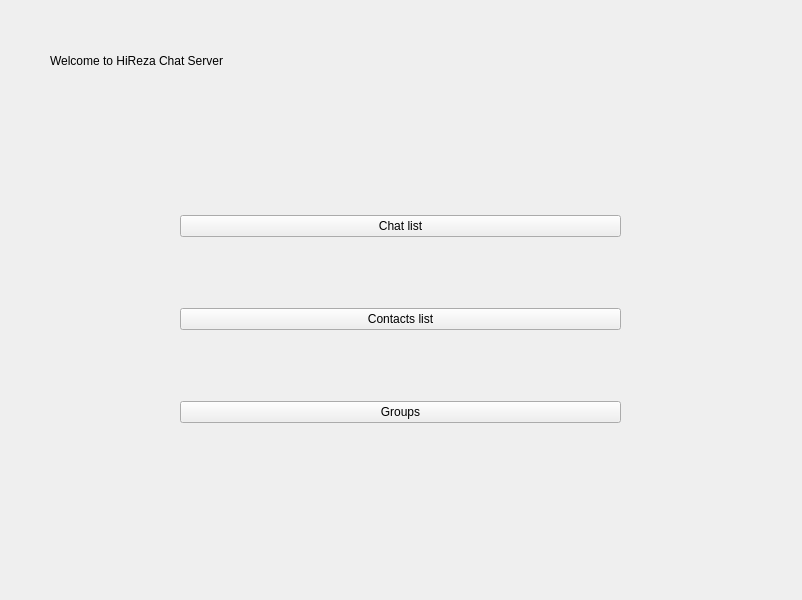
hirezadehghani/HiRezaGram, file ui/main_window.ui: the form before one commit.
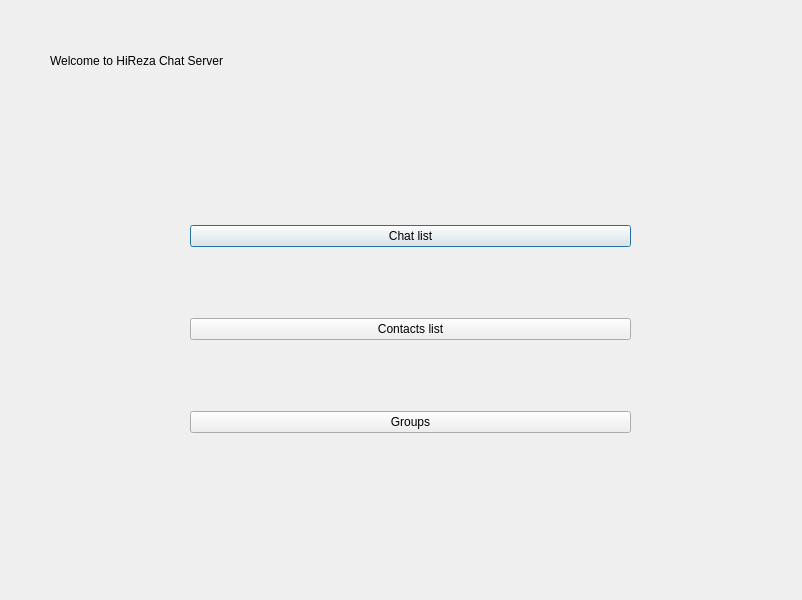
The form after the commit.

Commit message: fix: fix the changing order and page index in qtdesinger UI

The edit to the form file:
```diff
--- a/ui/main_window.ui
+++ b/ui/main_window.ui
@@ -41,6 +41,41 @@
    <property name="currentIndex">
     <number>1</number>
    </property>
+   <widget class="QWidget" name="page_2">
+    <widget class="QWidget" name="verticalLayoutWidget">
+     <property name="geometry">
+      <rect>
+       <x>170</x>
+       <y>80</y>
+       <width>441</width>
+       <height>341</height>
+      </rect>
+     </property>
+     <layout class="QVBoxLayout" name="verticalLayout">
+      <item>
+       <widget class="QPushButton" name="btn_chat_list">
+        <property name="text">
+         <string>Chat list</string>
+        </property>
+       </widget>
+      </item>
+      <item>
+       <widget class="QPushButton" name="btn_contacts_list">
+        <property name="text">
+         <string>Contacts list</string>
+        </property>
+       </widget>
+      </item>
+      <item>
+       <widget class="QPushButton" name="btn_groups">
+        <property name="text">
+         <string>Groups</string>
+        </property>
+       </widget>
+      </item>
+     </layout>
+    </widget>
+   </widget>
    <widget class="QWidget" name="page">
     <widget class="QFrame" name="frame">
      <property name="geometry">
@@ -92,41 +127,6 @@
      </widget>
     </widget>
    </widget>
-   <widget class="QWidget" name="page_2">
-    <widget class="QWidget" name="verticalLayoutWidget">
-     <property name="geometry">
-      <rect>
-       <x>160</x>
-       <y>70</y>
-       <width>441</width>
-       <height>341</height>
-      </rect>
-     </property>
-     <layout class="QVBoxLayout" name="verticalLayout">
-      <item>
-       <widget class="QPushButton" name="btn_chat_list">
-        <property name="text">
-         <string>Chat list</string>
-        </property>
-       </widget>
-      </item>
-      <item>
-       <widget class="QPushButton" name="btn_contacts_list">
-        <property name="text">
-         <string>Contacts list</string>
-        </property>
-       </widget>
-      </item>
-      <item>
-       <widget class="QPushButton" name="btn_groups">
-        <property name="text">
-         <string>Groups</string>
-        </property>
-       </widget>
-      </item>
-     </layout>
-    </widget>
-   </widget>
   </widget>
  </widget>
  <resources/>
```
Left out of the diff: 8 changed lines with no effect on the pictures. The commit also changes 4 other files.
